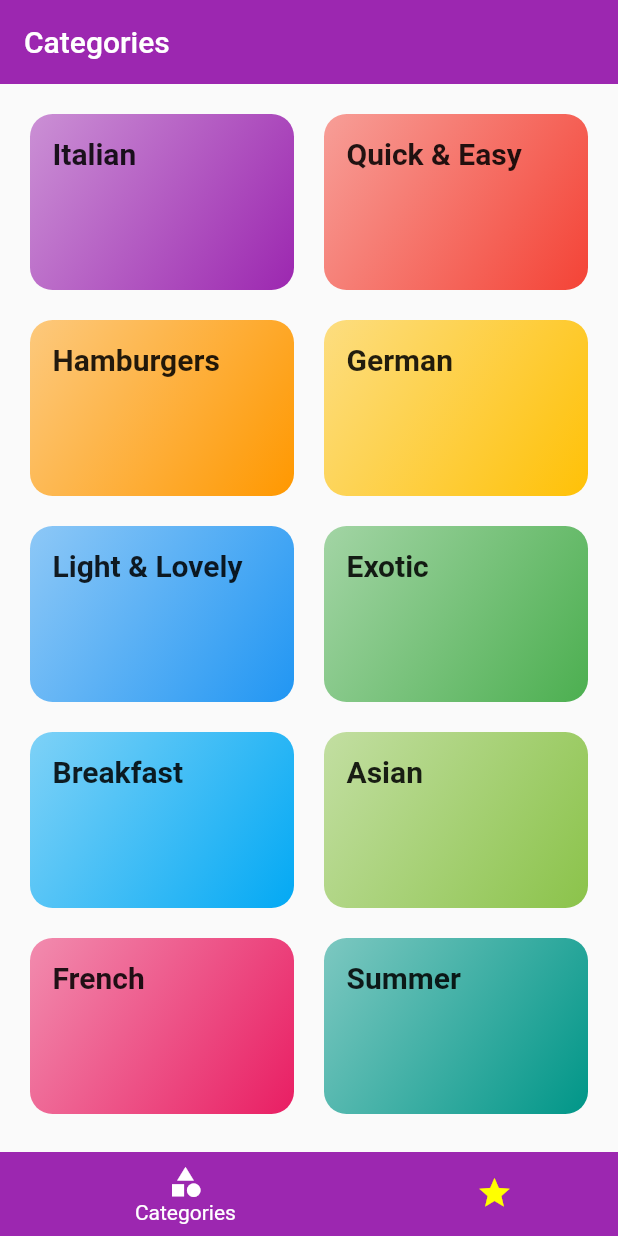
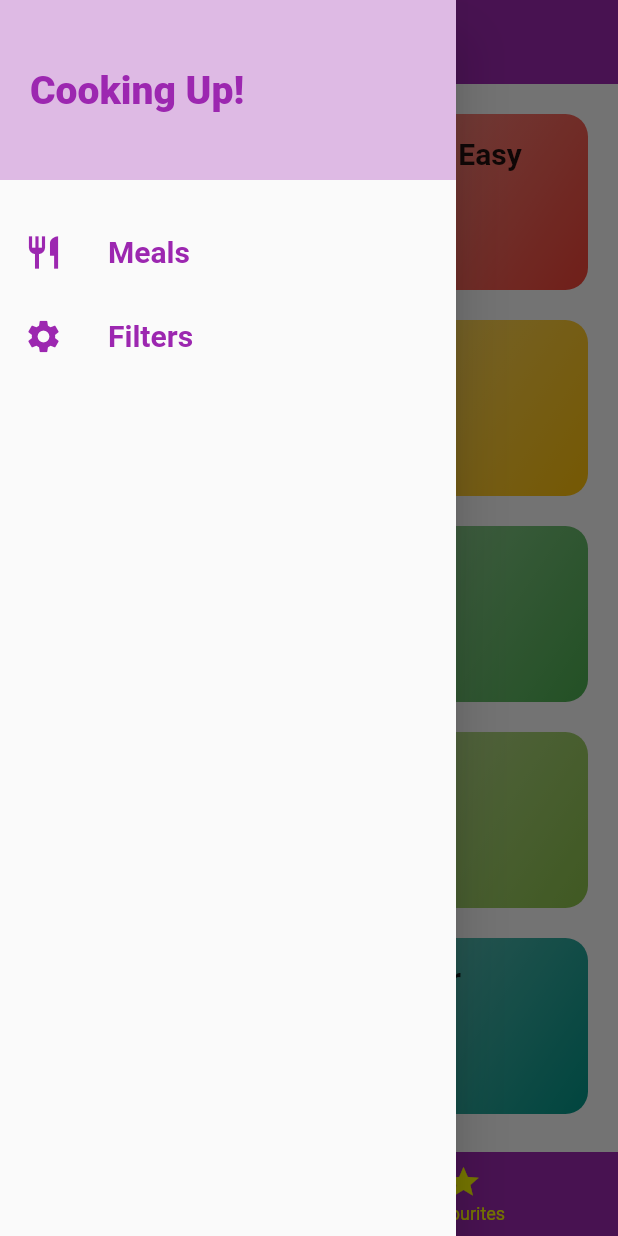
Before and after one commit to Bildad0/Flutter-Apps, a Flutter app: the screen it shows after launch, with the side drawer open (before the commit the screen has no drawer), on a phone screen of 412 x 824 dp. Run offline on Flutter 3.47's test engine with Material 2 defaults, Android fonts, the phone set to English and light mode, and no system bars; our stand-ins replace flutter_dotenv; missing offline and left inert: mongo_dart.

Commit message:
updates and fixes

```diff
--- /dev/null
+++ b/lib/MealApp/screens/filters_screen.dart
@@ -0,0 +1,21 @@
+import 'package:flutter/material.dart';
+import '../widgets/main_drawer.dart';
+
+class FilterScreen extends StatelessWidget {
+  const FilterScreen({super.key});
+  static const routeName = "/filters";
+
+  @override
+  Widget build(BuildContext context) {
+    return Scaffold(
+      appBar: AppBar(
+        elevation: 0,
+        title: const Text("Your Filters!"),
+      ),
+      drawer: const MainDrawer(),
+      body: const Center(
+        child: Text("Filters"),
+      ),
+    );
+  }
+}
--- a/lib/MealApp/screens/main_screen.dart
+++ b/lib/MealApp/screens/main_screen.dart
@@ -1,4 +1,5 @@
 import 'package:flutter/material.dart';
+import '../widgets/main_drawer.dart';
 import './favourite_screen.dart';
 import './category_screen.dart';
 
@@ -30,14 +31,15 @@ class _TabsScreenState extends State<TabsScreen> {
         elevation: 0,
         scrolledUnderElevation: 5,
       ),
+      drawer: const MainDrawer(),
       body: _pages[_selectedPageIndex]['page'] as Widget,
       bottomNavigationBar: BottomNavigationBar(
         elevation: 0,
         currentIndex: _selectedPageIndex,
         onTap: _selectPage,
+        backgroundColor: Theme.of(context).primaryColor,
         selectedItemColor: Colors.white,
         unselectedItemColor: Colors.yellowAccent,
-        type: BottomNavigationBarType.shifting,
         items: [
           BottomNavigationBarItem(
             backgroundColor: Theme.of(context).primaryColor,
--- /dev/null
+++ b/lib/MealApp/widgets/main_drawer.dart
@@ -0,0 +1,92 @@
+import 'package:flutter/material.dart';
+import '../screens/filters_screen.dart';
+
+class MainDrawer extends StatelessWidget {
+  const MainDrawer({super.key});
+
+  // Widget builListTile(String title, IconData icon, Function tapHandler) {
+  //   return ListTile(
+  //     leading: Icon(
+  //       icon,
+  //       size: 26,
+  //       color: Colors.purple,
+  //     ),
+  //     title: Text(
+  //       title,
+  //       style: const TextStyle(
+  //         color: Colors.purple,
+  //         fontSize: 20,
+  //         fontWeight: FontWeight.bold,
+  //       ),
+  //     ),
+  //     onTap: () {
+  //       tapHandler;
+  //     },
+  //   );
+  // }
+
+  @override
+  Widget build(BuildContext context) {
+    return Drawer(
+      child: Column(
+        children: [
+          Container(
+            color: Theme.of(context).primaryColor.withOpacity(0.3),
+            height: 120,
+            width: double.infinity,
+            padding: const EdgeInsets.all(20),
+            alignment: Alignment.centerLeft,
+            child: Text(
+              "Cooking Up!",
+              style: TextStyle(
+                fontWeight: FontWeight.w900,
+                fontSize: 26,
+                color: Theme.of(context).primaryColor,
+              ),
+            ),
+          ),
+          const SizedBox(
+            height: 20,
+          ),
+          ListTile(
+            leading: Icon(
+              Icons.restaurant,
+              size: 26,
+              color: Theme.of(context).primaryColor,
+            ),
+            title: Text(
+              "Meals",
+              style: TextStyle(
+                color: Theme.of(context).primaryColor,
+                fontSize: 20,
+                fontWeight: FontWeight.bold,
+              ),
+            ),
+            onTap: () {
+              Navigator.of(context).pushReplacementNamed('/');
+            },
+          ),
+          ListTile(
+            leading: Icon(
+              Icons.settings,
+              size: 26,
+              color: Theme.of(context).primaryColor,
+            ),
+            title: Text(
+              "Filters",
+              style: TextStyle(
+                color: Theme.of(context).primaryColor,
+                fontSize: 20,
+                fontWeight: FontWeight.bold,
+              ),
+            ),
+            onTap: () {
+              Navigator.of(context)
+                  .pushReplacementNamed(FilterScreen.routeName);
+            },
+          ),
+        ],
+      ),
+    );
+  }
+}
--- a/lib/main.dart
+++ b/lib/main.dart
@@ -2,7 +2,8 @@
 
 import 'package:flutter/material.dart';
 import 'package:flutter_dotenv/flutter_dotenv.dart';
-import '/MealApp/screens/meal_detail_screen.dart';
+import 'MealApp/screens/filters_screen.dart';
+import 'MealApp/screens/meal_detail_screen.dart';
 
 import 'MealApp/screens/category_meals_screen.dart';
 import 'MealApp/screens/category_screen.dart';
@@ -43,6 +44,7 @@ class MyApp extends StatelessWidget {
         '/': (ctx) => const TabsScreen(),
         CategoryMealScreen.routeName: (ctx) => const CategoryMealScreen(),
         MealDetailScreen.routeName: (ctx) => const MealDetailScreen(),
+        FilterScreen.routeName: (ctx) => const FilterScreen(),
       },
       onUnknownRoute: (settings) {
         return MaterialPageRoute(builder: (ctx) => const CategoriesScreen());
```
Also changed, not shown: lib/MealApp/screens/category_meals_screen.dart (+42 -16 lines), lib/MealApp/screens/meal_detail_screen.dart (+16 -4 lines), lib/MealApp/widgets/meal_item.dart (+11 -3 lines).
